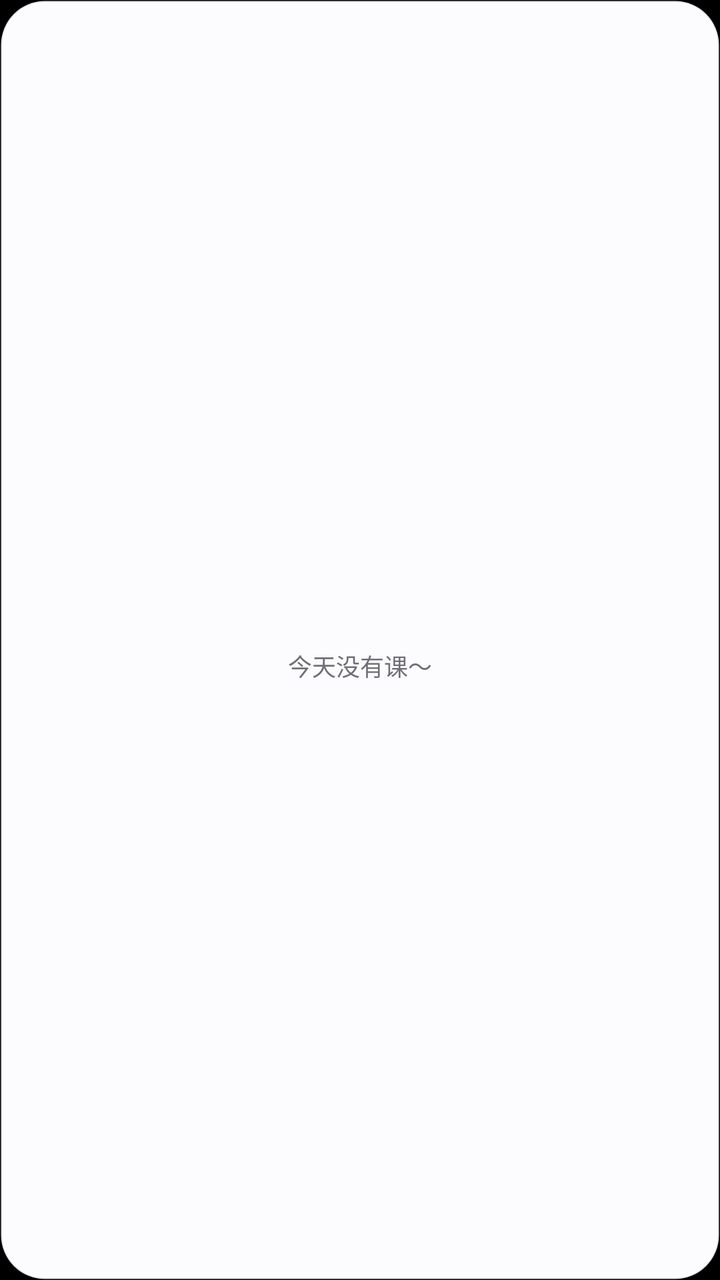
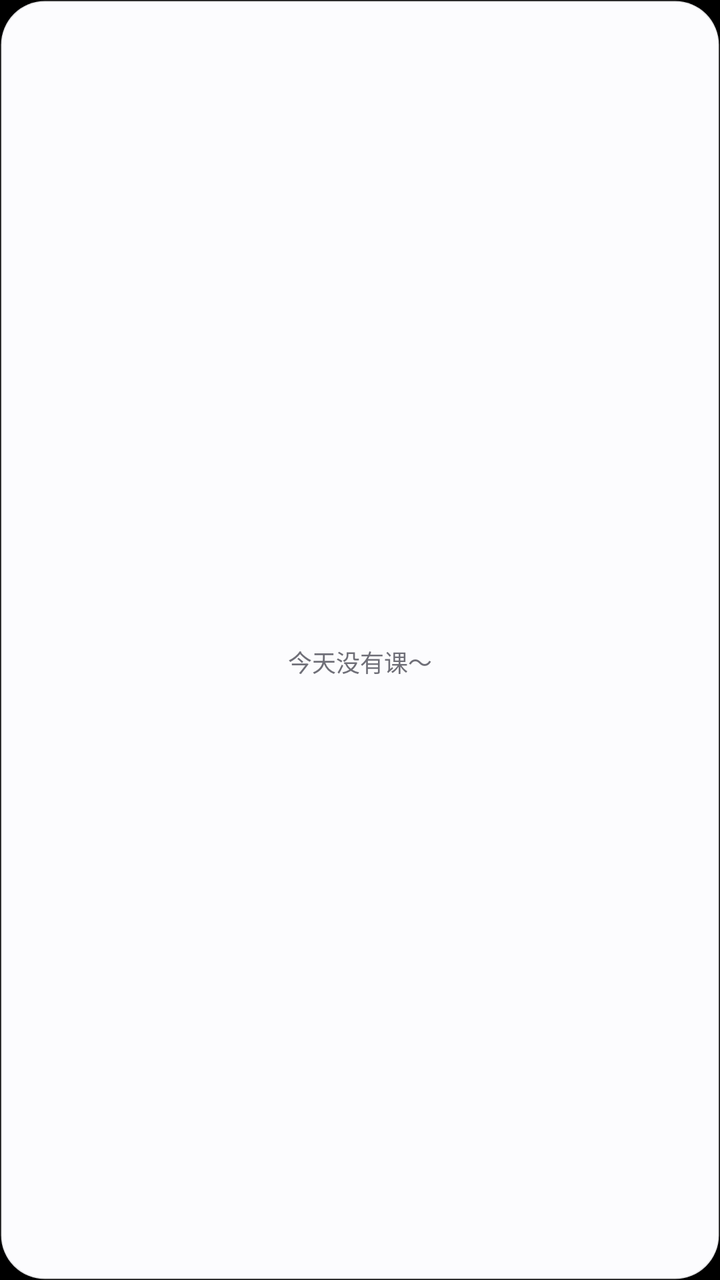

An Android layout rendered at two revisions. The XML below is the earlier revision; the diff shows what the commit changed to produce the second picture.
<!-- AndroidManifest.xml: application theme Theme.CourseTable -->
<!-- res/layout/widget_today_large.xml -->
<?xml version="1.0" encoding="utf-8"?>
<LinearLayout xmlns:android="http://schemas.android.com/apk/res/android"
    android:id="@android:id/background"
    android:layout_width="match_parent"
    android:layout_height="match_parent"
    android:background="@drawable/widget_bg"
    android:orientation="vertical"
    android:padding="14dp">

    <TextView
        android:id="@+id/widget_header"
        android:layout_width="match_parent"
        android:layout_height="wrap_content"
        android:paddingStart="2dp"
        android:paddingEnd="2dp"
        android:paddingBottom="8dp"
        android:ellipsize="end"
        android:maxLines="1"
        android:textColor="@color/widget_text"
        android:textSize="13sp"
        android:textStyle="bold" />

    <FrameLayout
        android:layout_width="match_parent"
        android:layout_height="0dp"
        android:layout_weight="1">

        <ListView
            android:id="@+id/widget_list"
            android:layout_width="match_parent"
            android:layout_height="match_parent"
            android:divider="@null"
            android:dividerHeight="0dp"
            android:scrollbars="none" />

        <TextView
            android:id="@+id/widget_empty"
            android:layout_width="match_parent"
            android:layout_height="match_parent"
            android:gravity="center"
            android:text="今天没有课～"
            android:textColor="@color/widget_text_dim"
            android:textSize="12sp" />
    </FrameLayout>
</LinearLayout>
<!-- resources referenced by this layout -->
<resources>
  <color name="widget_text">#1C1C1E</color>
  <color name="widget_text_dim">#6F6F78</color>
  <!-- drawable widget_bg (drawable) -->
  <?xml version="1.0" encoding="utf-8"?>
  <shape xmlns:android="http://schemas.android.com/apk/res/android"
      android:shape="rectangle">
      <solid android:color="@color/widget_bg" />
      <corners android:radius="22dp" />
      <stroke
          android:width="1dp"
          android:color="@color/widget_bg_stroke" />
  </shape>
  <style name="Theme.CourseTable" parent="@android:style/Theme.Material.NoActionBar">
          <item name="android:windowBackground">#FF000000</item>
          <item name="android:statusBarColor">@android:color/transparent</item>
      </style>
  <color name="widget_bg">#FCFCFE</color>
  <color name="widget_bg_stroke">#1F000000</color>
</resources>

<!-- the commit's change to res/layout/widget_today_large.xml (unified diff, before → after) -->
@@ -5,7 +5,7 @@
     android:layout_height="match_parent"
     android:background="@drawable/widget_bg"
     android:orientation="vertical"
-    android:padding="14dp">
+    android:padding="12dp">
 
     <TextView
         android:id="@+id/widget_header"
@@ -13,8 +13,9 @@
         android:layout_height="wrap_content"
         android:paddingStart="2dp"
         android:paddingEnd="2dp"
-        android:paddingBottom="8dp"
+        android:paddingBottom="6dp"
         android:ellipsize="end"
+        android:includeFontPadding="false"
         android:maxLines="1"
         android:textColor="@color/widget_text"
         android:textSize="13sp"
@@ -39,6 +40,7 @@
             android:layout_height="match_parent"
             android:gravity="center"
             android:text="今天没有课～"
+            android:includeFontPadding="false"
             android:textColor="@color/widget_text_dim"
             android:textSize="12sp" />
     </FrameLayout>
